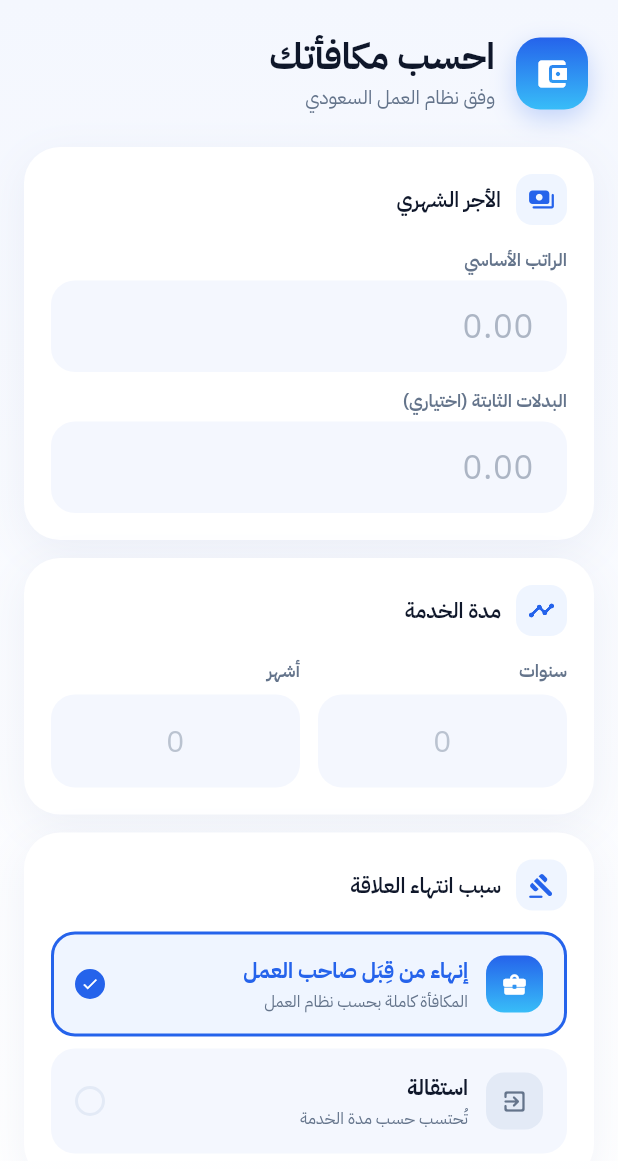
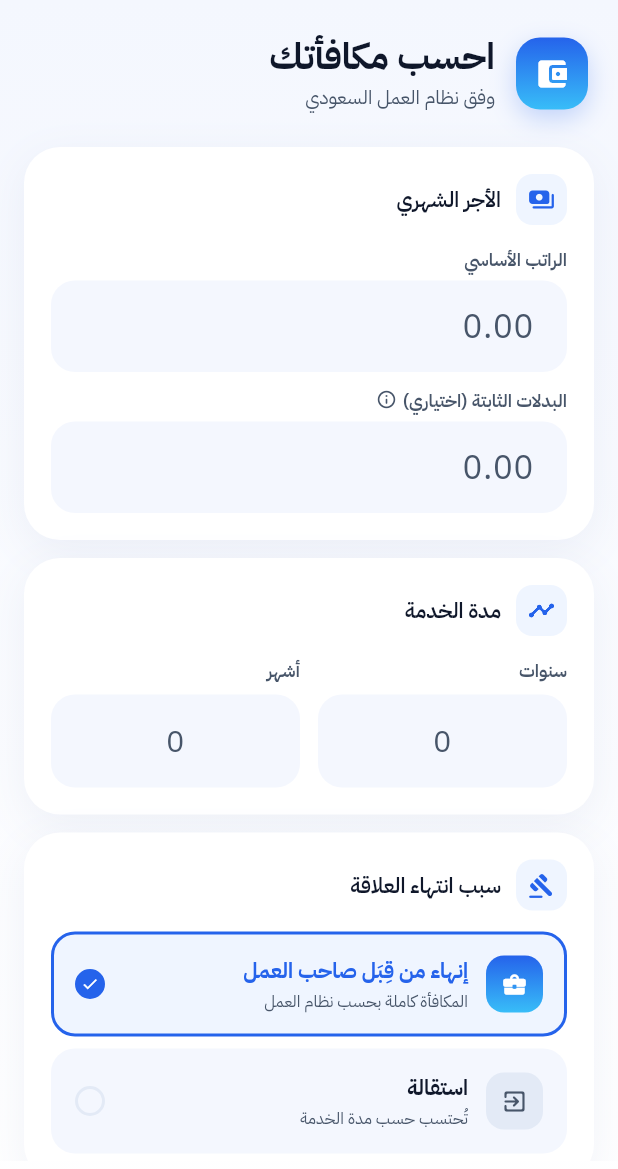
Before and after one commit to rasheed79/eos-calculator, a Flutter app: the screen it shows after launch, on a phone screen of 412 x 824 dp. Shown: the top 1169 px of the screen. Run offline on Flutter 3.47's test engine with Material 3 defaults, Android fonts, the phone set to English and light mode, and no system bars; our stand-ins replace google_mobile_ads, in_app_review; network calls fail.

Commit message:
fix(app): impeccable critique fixes — accessibility + UX
- fix: hint text contrast — remove alpha opacity, use _muted (#475569, 5.7:1) directly
- fix: muted color token corrected to #475569 (was #64748B)
- feat: allowances field tooltip explaining m.86 (fixed vs variable allowances)
- feat: zero-result warning chip (red) for resignation < 2y
- feat: reset button "حساب جديد" appears below result card
- fix: Reduce Motion — check MediaQuery.disableAnimations before animation
- fix: validation shows snackbar for duration=0 with mounted guard
- feat: result breakdown shows الأجر الأخير (wage = salary + allowances)

Co-Authored-By: Claude Sonnet 4.6 <noreply@anthropic.com>

```diff
--- a/lib/main.dart
+++ b/lib/main.dart
@@ -17,7 +17,7 @@ const _goldLight   = Color(0xFFFEF3C7);
 const _bg          = Color(0xFFF4F7FE);
 const _surface     = Color(0xFFFFFFFF);
 const _text        = Color(0xFF0F172A);
-const _muted       = Color(0xFF64748B);
+const _muted       = Color(0xFF475569);
 const _border      = Color(0xFFE3EAF6);
 const _inputBg     = Color(0xFFF4F7FE);
 
@@ -110,6 +110,7 @@ class _CalculatorScreenState extends State<CalculatorScreen>
   double? _result;
   double? _baseReward;
   double  _totalYears = 0;
+  double  _wage = 0;
 
   BannerAd?       _bannerAd;
   InterstitialAd? _interstitialAd;
@@ -177,9 +178,18 @@ class _CalculatorScreenState extends State<CalculatorScreen>
     final salary     = double.parse(_salaryCtr.text);
     final allowances = double.tryParse(_allowancesCtr.text) ?? 0;
     final wage       = salary + allowances;
-    final years      = int.parse(_yearsCtr.text.isEmpty  ? '0' : _yearsCtr.text);
-    final months     = int.parse(_monthsCtr.text.isEmpty ? '0' : _monthsCtr.text);
+    final years      = int.tryParse(_yearsCtr.text)  ?? 0;
+    final months     = int.tryParse(_monthsCtr.text) ?? 0;
     final total      = years + (months / 12.0);
+
+    if (total == 0) {
+      if (mounted) {
+        ScaffoldMessenger.of(context).showSnackBar(
+          const SnackBar(content: Text('أدخل مدة الخدمة')),
+        );
+      }
+      return;
+    }
 
     double base = total <= 5
         ? total * (wage / 2)
@@ -200,10 +210,30 @@ class _CalculatorScreenState extends State<CalculatorScreen>
       _result     = final_;
       _baseReward = base;
       _totalYears = total;
+      _wage       = wage;
       _calcCount++;
     });
-    _animCtrl.forward(from: 0);
+    if (mounted && MediaQuery.of(context).disableAnimations) {
+      _animCtrl.value = 1.0;
+    } else {
+      _animCtrl.forward(from: 0);
+    }
     if (_calcCount == 3 && !kIsWeb) _requestReview();
+  }
+
+  void _resetForm() {
+    _salaryCtr.clear();
+    _allowancesCtr.clear();
+    _yearsCtr.clear();
+    _monthsCtr.clear();
+    setState(() {
+      _result = null;
+      _baseReward = null;
+      _totalYears = 0;
+      _wage = 0;
+      _reason = 'termination';
+    });
+    _animCtrl.reset();
   }
 
   Future<void> _requestReview() async {
@@ -253,7 +283,12 @@ class _CalculatorScreenState extends State<CalculatorScreen>
                       children: [
                         _AmountField(controller: _salaryCtr, label: 'الراتب الأساسي'),
                         const SizedBox(height: 10),
-                        _AmountField(controller: _allowancesCtr, label: 'البدلات الثابتة (اختياري)', required: false),
+                        _AmountField(
+                          controller: _allowancesCtr,
+                          label: 'البدلات الثابتة (اختياري)',
+                          required: false,
+                          tooltip: 'تشمل: بدل السكن، المواصلات، والبدلات الشهرية الثابتة.\nلا تشمل: العمولات، الحوافز، والمكافآت المتغيرة (م. 86).',
+                        ),
                       ],
                     ),
                   ),
@@ -291,9 +326,17 @@ class _CalculatorScreenState extends State<CalculatorScreen>
                           base: _baseReward!,
                           years: _totalYears,
                           reason: _reason,
+                          wage: _wage,
                           fmt: fmt,
                         ),
                       ),
+                    ),
+                    const SizedBox(height: 8),
+                    TextButton.icon(
+                      onPressed: _resetForm,
+                      icon: const Icon(Icons.refresh_rounded, size: 16, color: _blue),
+                      label: const Text('حساب جديد',
+                          style: TextStyle(color: _blue, fontSize: 13, fontWeight: FontWeight.w600)),
                     ),
                   ],
                   const SizedBox(height: 24),
@@ -480,26 +523,39 @@ class _AmountField extends StatelessWidget {
   final TextEditingController controller;
   final String label;
   final bool required;
-  const _AmountField({required this.controller, this.label = 'الراتب الأساسي', this.required = true});
+  final String? tooltip;
+  const _AmountField({required this.controller, this.label = 'الراتب الأساسي', this.required = true, this.tooltip});
 
   @override
   Widget build(BuildContext context) {
     return Column(
       crossAxisAlignment: CrossAxisAlignment.start,
       children: [
-        Text(label, style: const TextStyle(fontSize: 12, fontWeight: FontWeight.w600, color: _muted)),
+        Row(
+          children: [
+            Text(label, style: const TextStyle(fontSize: 12, fontWeight: FontWeight.w600, color: _muted)),
+            if (tooltip != null) ...[
+              const SizedBox(width: 4),
+              Tooltip(
+                message: tooltip!,
+                triggerMode: TooltipTriggerMode.tap,
+                child: const Icon(Icons.info_outline_rounded, size: 14, color: _muted),
+              ),
+            ],
+          ],
+        ),
         const SizedBox(height: 6),
         TextFormField(
           controller: controller,
           keyboardType: const TextInputType.numberWithOptions(decimal: true),
           inputFormatters: [FilteringTextInputFormatter.allow(RegExp(r'[0-9.]'))],
           style: const TextStyle(fontSize: 22, fontWeight: FontWeight.w700, color: _text),
-          decoration: InputDecoration(
+          decoration: const InputDecoration(
             hintText: '0.00',
-            hintStyle: TextStyle(fontSize: 22, fontWeight: FontWeight.w300, color: _muted.withValues(alpha: 0.5)),
+            hintStyle: TextStyle(fontSize: 22, fontWeight: FontWeight.w300, color: _muted),
             suffixText: 'ر.س',
-            suffixStyle: const TextStyle(fontSize: 14, fontWeight: FontWeight.w600, color: _blue),
-            contentPadding: const EdgeInsets.symmetric(horizontal: 18, vertical: 14),
+            suffixStyle: TextStyle(fontSize: 14, fontWeight: FontWeight.w600, color: _blue),
+            contentPadding: EdgeInsets.symmetric(horizontal: 18, vertical: 14),
           ),
           validator: required
               ? (v) => (v == null || v.isEmpty || double.tryParse(v) == null || double.parse(v) <= 0)
@@ -531,10 +587,10 @@ class _DurationField extends StatelessWidget {
           inputFormatters: [FilteringTextInputFormatter.digitsOnly],
           textAlign: TextAlign.center,
           style: const TextStyle(fontSize: 20, fontWeight: FontWeight.w700, color: _text),
-          decoration: InputDecoration(
+          decoration: const InputDecoration(
             hintText: '0',
-            hintStyle: TextStyle(fontSize: 20, fontWeight: FontWeight.w300, color: _muted.withValues(alpha: 0.4)),
-            contentPadding: const EdgeInsets.symmetric(vertical: 16),
+            hintStyle: TextStyle(fontSize: 20, fontWeight: FontWeight.w300, color: _muted),
+            contentPadding: EdgeInsets.symmetric(vertical: 16),
           ),
           validator: (v) {
             if (v == null || v.isEmpty) return null;
@@ -680,13 +736,14 @@ class _CalcButton extends StatelessWidget {
 // ── Result Card ──────────────────────────────────────────────────────────────
 
 class _ResultCard extends StatelessWidget {
-  final double result, base, totalYears;
+  final double result, base, totalYears, wage;
   final String reason;
   final NumberFormat fmt;
 
   const _ResultCard({
     required this.result, required this.base,
-    required double years, required this.reason, required this.fmt,
+    required double years, required this.reason,
+    required this.wage, required this.fmt,
   }) : totalYears = years;
 
   String get _reductionLabel {
@@ -741,13 +798,19 @@ class _ResultCard extends StatelessWidget {
                 Container(
                   padding: const EdgeInsets.symmetric(horizontal: 14, vertical: 6),
                   decoration: BoxDecoration(
-                    color: Colors.white.withValues(alpha: 0.16),
+                    color: result == 0
+                        ? const Color(0xFFDC2626).withValues(alpha: 0.22)
+                        : Colors.white.withValues(alpha: 0.16),
                     borderRadius: BorderRadius.circular(100),
                   ),
                   child: Row(
                     mainAxisSize: MainAxisSize.min,
                     children: [
-                      const Icon(Icons.check_circle_rounded, color: Colors.white, size: 14),
+                      Icon(
+                        result == 0 ? Icons.warning_amber_rounded : Icons.check_circle_rounded,
+                        color: result == 0 ? const Color(0xFFFCA5A5) : Colors.white,
+                        size: 14,
+                      ),
                       const SizedBox(width: 6),
                       Text(_reductionLabel,
                           style: const TextStyle(
@@ -764,10 +827,17 @@ class _ResultCard extends StatelessWidget {
             child: Column(
               children: [
                 _BreakdownRow(
+                  label: 'الأجر الأخير',
+                  value: '${fmt.format(wage)} ر.س',
+                  icon: Icons.payments_rounded,
+                  color: _blue,
+                ),
+                const SizedBox(height: 8),
+                _BreakdownRow(
                   label: 'المكافأة الأساسية',
                   value: '${fmt.format(base)} ر.س',
                   icon: Icons.functions_rounded,
-                  color: _blue,
+                  color: _muted,
                 ),
                 const SizedBox(height: 8),
                 _BreakdownRow(
```
